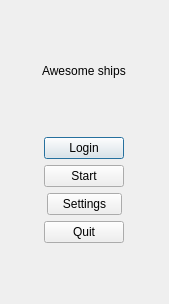
Qt form AS_formsLast/menuwindow.ui (SergejDev/AwesomeShips) before a commit.
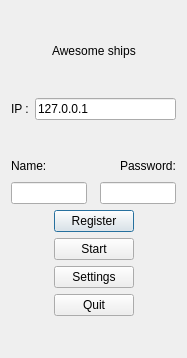
The same form after that commit.

Diff of the .ui file:
```diff
--- a/AS_formsLast/menuwindow.ui
+++ b/AS_formsLast/menuwindow.ui
@@ -6,8 +6,8 @@
    <rect>
     <x>0</x>
     <y>0</y>
-    <width>169</width>
-    <height>304</height>
+    <width>187</width>
+    <height>358</height>
    </rect>
   </property>
   <property name="windowTitle">
@@ -77,6 +77,119 @@
      </property>
     </spacer>
    </item>
+   <item>
+    <layout class="QHBoxLayout" name="horizontalLayout_6">
+     <property name="leftMargin">
+      <number>0</number>
+     </property>
+     <property name="bottomMargin">
+      <number>0</number>
+     </property>
+     <item>
+      <widget class="QLabel" name="label_2">
+       <property name="text">
+        <string>IP :</string>
+       </property>
+       <property name="buddy">
+        <cstring>serverAddressEdit</cstring>
+       </property>
+      </widget>
+     </item>
+     <item>
+      <widget class="QLineEdit" name="serverAddressEdit">
+       <property name="inputMask">
+        <string/>
+       </property>
+       <property name="text">
+        <string>127.0.0.1</string>
+       </property>
+      </widget>
+     </item>
+    </layout>
+   </item>
+   <item>
+    <spacer name="verticalSpacer">
+     <property name="orientation">
+      <enum>Qt::Vertical</enum>
+     </property>
+     <property name="sizeHint" stdset="0">
+      <size>
+       <width>20</width>
+       <height>40</height>
+      </size>
+     </property>
+    </spacer>
+   </item>
+   <item>
+    <layout class="QHBoxLayout" name="horizontalLayout_9"/>
+   </item>
+   <item>
+    <layout class="QHBoxLayout" name="horizontalLayout_10">
+     <item>
+      <widget class="QLabel" name="label_3">
+       <property name="text">
+        <string>Name:</string>
+       </property>
+       <property name="buddy">
+        <cstring>Username</cstring>
+       </property>
+      </widget>
+     </item>
+     <item>
+      <spacer name="horizontalSpacer_11">
+       <property name="orientation">
+        <enum>Qt::Horizontal</enum>
+       </property>
+       <property name="sizeHint" stdset="0">
+        <size>
+         <width>40</width>
+         <height>20</height>
+        </size>
+       </property>
+      </spacer>
+     </item>
+     <item>
+      <widget class="QLabel" name="label_4">
+       <property name="text">
+        <string>Password:</string>
+       </property>
+       <property name="buddy">
+        <cstring>Password</cstring>
+       </property>
+      </widget>
+     </item>
+    </layout>
+   </item>
+   <item>
+    <layout class="QHBoxLayout" name="horizontalLayout_5">
+     <property name="bottomMargin">
+      <number>0</number>
+     </property>
+     <item>
+      <widget class="QLineEdit" name="Username"/>
+     </item>
+     <item>
+      <spacer name="horizontalSpacer_9">
+       <property name="orientation">
+        <enum>Qt::Horizontal</enum>
+       </property>
+       <property name="sizeHint" stdset="0">
+        <size>
+         <width>40</width>
+         <height>20</height>
+        </size>
+       </property>
+      </spacer>
+     </item>
+     <item>
+      <widget class="QLineEdit" name="Password">
+       <property name="echoMode">
+        <enum>QLineEdit::Password</enum>
+       </property>
+      </widget>
+     </item>
+    </layout>
+   </item>
    <item>
     <layout class="QHBoxLayout" name="horizontalLayout_7">
      <item>
@@ -95,7 +208,7 @@
      <item>
       <widget class="QPushButton" name="LoginB">
        <property name="text">
-        <string>Login</string>
+        <string>Register</string>
        </property>
       </widget>
      </item>
```
Left out of the diff: 13 changed lines with no effect on the pictures.
